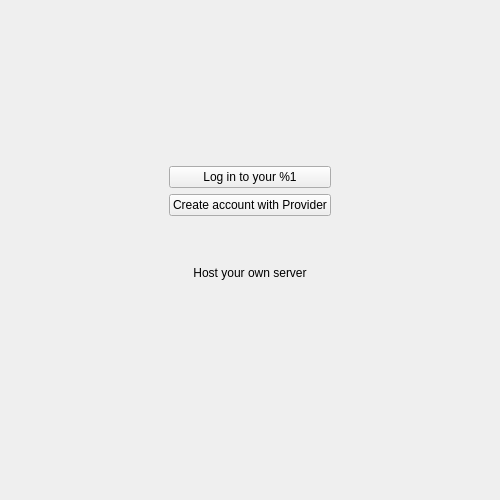
Qt form src/gui/wizard/welcomepage.ui (arifulislamat/nextcloud-desktop-sync) before a commit.
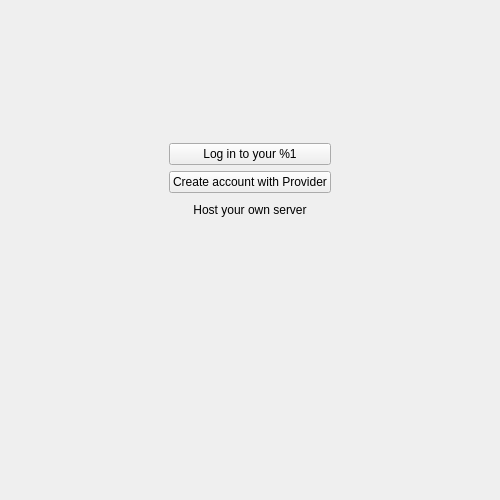
The same form after that commit. Custom widgets are drawn as their Qt base class.

Commit message: Align Host your own server button with other buttons

Diff of the .ui file:
```diff
--- a/src/gui/wizard/welcomepage.ui
+++ b/src/gui/wizard/welcomepage.ui
@@ -140,13 +140,20 @@
         </widget>
        </item>
        <item>
-        <spacer name="verticalSpacer_2">
+        <widget class="QPushButton" name="hostYourOwnServerButton">
+         <property name="text">
+          <string>Host your own server</string>
+         </property>
+         <property name="flat">
+          <bool>true</bool>
+         </property>
+        </widget>
+       </item>
+       <item>
+        <spacer name="verticalSpacer_5">
          <property name="orientation">
           <enum>Qt::Vertical</enum>
          </property>
-         <property name="sizeType">
-          <enum>QSizePolicy::Minimum</enum>
-         </property>
          <property name="sizeHint" stdset="0">
           <size>
            <width>20</width>
@@ -155,16 +162,6 @@
          </property>
         </spacer>
        </item>
-       <item>
-        <widget class="QPushButton" name="hostYourOwnServerButton">
-         <property name="text">
-          <string>Host your own server</string>
-         </property>
-         <property name="flat">
-          <bool>true</bool>
-         </property>
-        </widget>
-       </item>
       </layout>
      </item>
      <item>
```
